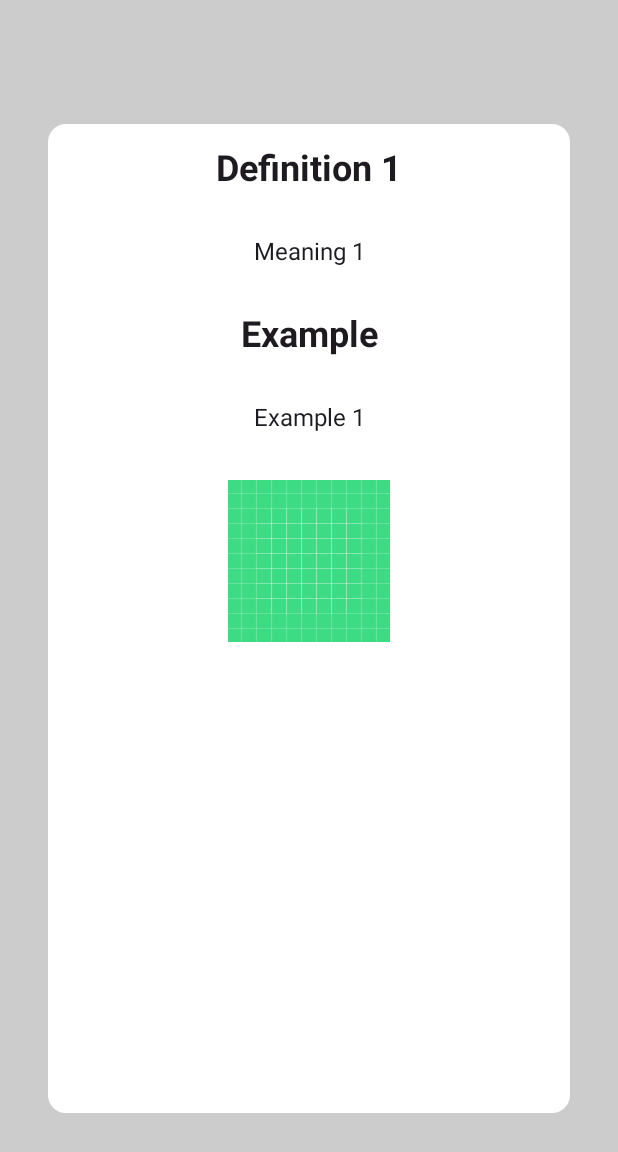
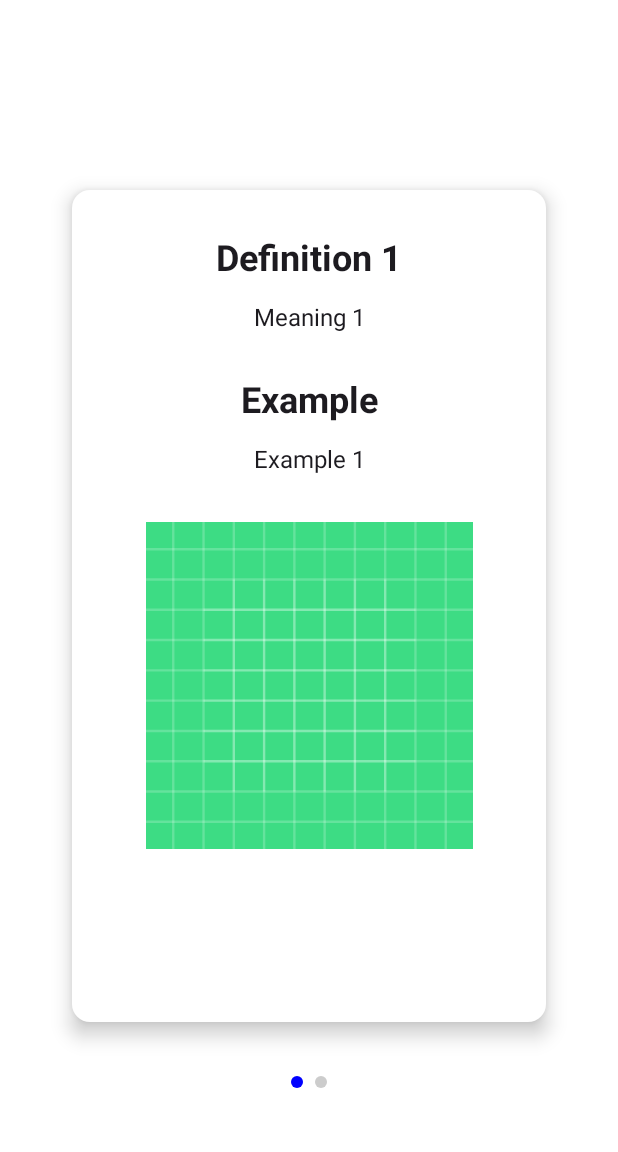
Before and after one commit to juliojose3000/-Android-PhrasalVerbsHero, an Android app built with Jetpack Compose: the @Preview function PreviewDefinitionsScreen, on a phone screen of 412 x 824 dp. Shown: the top 1152 px of the screen. Run offline under Robolectric (Android 15) with nearby library versions, the phone set to English and light mode, and no system bars; pictures from the network do not load.

Commit message:
Feature [NO-TICKET] - Definitions Screen Improvements

```diff
--- a/app/src/main/java/com/loaizasoftware/phrasalverbshero/presentation/ui/screens/DefinitionsScreen.kt
+++ b/app/src/main/java/com/loaizasoftware/phrasalverbshero/presentation/ui/screens/DefinitionsScreen.kt
@@ -2,15 +2,23 @@ package com.loaizasoftware.phrasalverbshero.presentation.ui.screens
 
 import androidx.compose.foundation.Image
 import androidx.compose.foundation.background
+import androidx.compose.foundation.layout.Arrangement
+import androidx.compose.foundation.layout.Box
 import androidx.compose.foundation.layout.BoxWithConstraints
+import androidx.compose.foundation.layout.Column
 import androidx.compose.foundation.layout.PaddingValues
+import androidx.compose.foundation.layout.Row
 import androidx.compose.foundation.layout.fillMaxSize
 import androidx.compose.foundation.layout.fillMaxWidth
 import androidx.compose.foundation.layout.height
 import androidx.compose.foundation.layout.padding
+import androidx.compose.foundation.layout.size
 import androidx.compose.foundation.layout.width
+import androidx.compose.foundation.layout.wrapContentHeight
 import androidx.compose.foundation.pager.HorizontalPager
 import androidx.compose.foundation.pager.rememberPagerState
+import androidx.compose.foundation.shape.CircleShape
+import androidx.compose.foundation.shape.RoundedCornerShape
 import androidx.compose.material.icons.Icons
 import androidx.compose.material.icons.automirrored.filled.ArrowBack
 import androidx.compose.material3.Card
@@ -20,7 +28,9 @@ import androidx.compose.material3.Text
 import androidx.compose.runtime.Composable
 import androidx.compose.ui.Alignment
 import androidx.compose.ui.Modifier
+import androidx.compose.ui.draw.clip
 import androidx.compose.ui.graphics.Color
+import androidx.compose.ui.layout.ContentScale
 import androidx.compose.ui.res.painterResource
 import androidx.compose.ui.text.TextStyle
 import androidx.compose.ui.text.font.FontWeight
@@ -84,9 +94,17 @@ fun DefinitionCard(
         meaningList.size
     })
 
+    Column(
+        modifier = Modifier
+            .fillMaxSize()
+            .padding(16.dp),
+        verticalArrangement = Arrangement.Center
+    ) {
+
         BoxWithConstraints(
             modifier = Modifier
-            .fillMaxSize()
+                .fillMaxWidth()
+                .wrapContentHeight()
                 .background(color = Color.White)
                 .padding(contentPadding),
             contentAlignment = Alignment.Center
@@ -94,8 +112,8 @@ fun DefinitionCard(
 
             HorizontalPager(
                 modifier = Modifier
-                .fillMaxSize()
-                .background(color = Color.LightGray),
+                    .fillMaxWidth(),
+                    //.background(color = Color.LightGray),
                 state = pagerState,
             ) { page ->
                 // Our page content
@@ -105,17 +123,18 @@ fun DefinitionCard(
                 Card(
                     Modifier
                         .padding(32.dp)
-                    .height(maxHeight * 0.8f)
+                        .height(maxHeight * 0.7f)
                         .width(maxWidth * 1f),
                     colors = CardDefaults.cardColors(
                         containerColor = Color(Color.White.value)
                     ),
+                    elevation = CardDefaults.cardElevation(defaultElevation = 8.dp),
                 ) {
 
                     Text(
                         modifier = Modifier
                             .fillMaxWidth()
-                        .padding(16.dp)
+                            .padding(top = 32.dp, bottom = 16.dp)
                             .background(Color.White),
                         text = "Definition ${page + 1}",
                         style = TextStyle(
@@ -128,7 +147,7 @@ fun DefinitionCard(
                     Text(
                         modifier = Modifier
                             .fillMaxWidth()
-                        .padding(16.dp)
+                            .padding(bottom = 16.dp, start = 16.dp, end = 16.dp)
                             .background(Color.White),
                         text = meaning.meaning,
                         style = TextStyle(
@@ -140,7 +159,7 @@ fun DefinitionCard(
                     Text(
                         modifier = Modifier
                             .fillMaxWidth()
-                        .padding(16.dp)
+                            .padding(top = 16.dp, bottom = 16.dp)
                             .background(Color.White),
                         text = "Example",
                         style = TextStyle(
@@ -153,9 +172,10 @@ fun DefinitionCard(
                     Text(
                         modifier = Modifier
                             .fillMaxWidth()
-                        .padding(16.dp)
+                            .padding(bottom = 16.dp, start = 16.dp, end = 16.dp)
                             .background(Color.White),
-                    text = meaning.examples?.getOrNull(0)?.exampleText ?: "No example available",
+                        text = meaning.examples?.getOrNull(0)?.exampleText
+                            ?: "No example available",
                         style = TextStyle(
                             fontSize = 16.sp,
                             textAlign = TextAlign.Center
@@ -167,19 +187,23 @@ fun DefinitionCard(
                             painter = painterResource(id = R.drawable.ic_launcher_background),
                             contentDescription = "Preview Image",
                             modifier = Modifier
-                            .fillMaxWidth()
+                                .height(250.dp)
+                                .width(250.dp)
                                 .padding(16.dp)
                                 .background(Color.White)
+                                .align(Alignment.CenterHorizontally)
                         )
                     } else {
 
                         AsyncImage(
                             model = meaning.examples?.getOrNull(0)?.imageUrl,
                             contentDescription = "Image",
+                            contentScale = ContentScale.Crop, //To make the image fit inside the clip bounds
                             modifier = Modifier
                                 .fillMaxWidth()
-                            .padding(16.dp)
+                                .padding(top = 16.dp, bottom = 32.dp, start = 16.dp, end = 16.dp)
                                 .background(Color.White)
+                                .clip(RoundedCornerShape(16.dp)) //Rounded corners
                         )
                     }
 
@@ -191,6 +215,44 @@ fun DefinitionCard(
 
         }
 
+        if(meaningList.size > 1) {
+
+            DotsIndicator(
+                modifier = Modifier
+                    .align(Alignment.CenterHorizontally),
+                totalDots = meaningList.size,
+                selectedIndex = pagerState.currentPage,
+            )
+
+        }
+
+    }
+
+}
+
+@Composable
+fun DotsIndicator(
+    totalDots: Int,
+    selectedIndex: Int,
+    modifier: Modifier = Modifier,
+    selectedColor: Color = Color.Blue,
+    unSelectedColor: Color = Color.LightGray
+) {
+    Row(
+        horizontalArrangement = Arrangement.Center,
+        verticalAlignment = Alignment.CenterVertically,
+        modifier = modifier
+    ) {
+        repeat(totalDots) { index ->
+            val color = if (index == selectedIndex) selectedColor else unSelectedColor
+            Box(
+                modifier = Modifier
+                    .padding(4.dp)
+                    .size(8.dp)
+                    .background(color = color, shape = CircleShape)
+            )
+        }
+    }
 }
 
 
```
Lines whose indentation alone changed are shown as unchanged.
